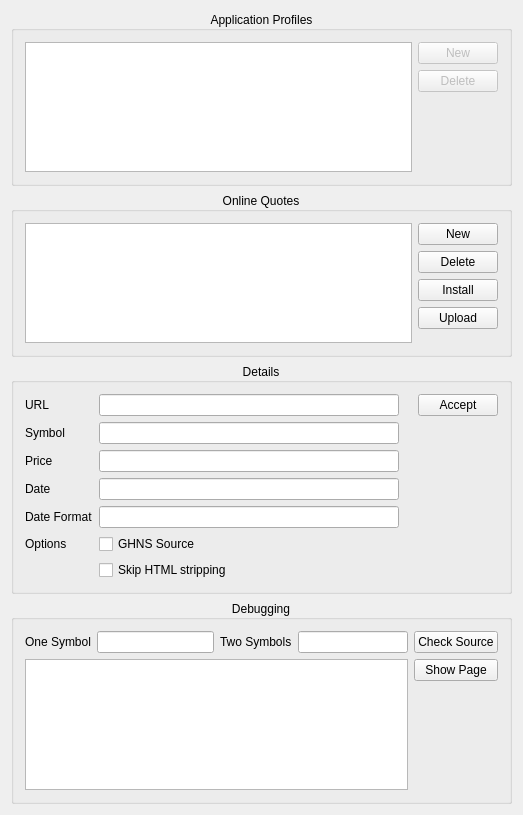
This is src/alkonlinequoteswidget.ui in KDE/alkimia as Qt 5 draws it before an edit. The edited form follows.
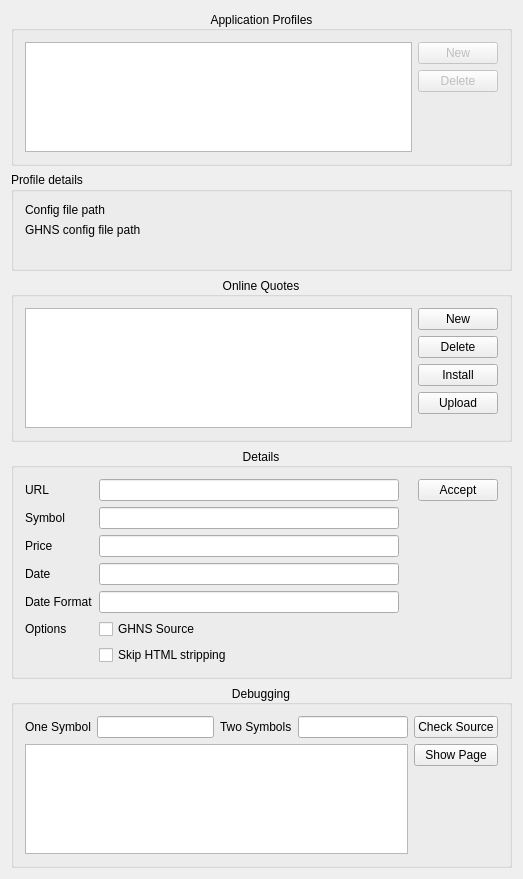
This is the edited form. Custom widgets are drawn as their Qt base class.

Commit message:
Add profile details to online quote widget
As profile details currently online source and
GHNS config file path are displayed.

```diff
--- a/src/alkonlinequoteswidget.ui
+++ b/src/alkonlinequoteswidget.ui
@@ -7,7 +7,7 @@
     <x>0</x>
     <y>0</y>
     <width>523</width>
-    <height>815</height>
+    <height>879</height>
    </rect>
   </property>
   <property name="minimumSize">
@@ -79,8 +79,61 @@
          </layout>
         </widget>
        </item>
+   <item>
+    <widget class="QGroupBox" name="profileDetailsBox">
+     <property name="title">
+      <string>Profile details</string>
+     </property>
+     <layout class="QGridLayout" name="gridLayout_2">
+      <item row="3" column="1">
+       <spacer name="horizontalSpacer">
+        <property name="orientation">
+         <enum>Qt::Horizontal</enum>
+        </property>
+        <property name="sizeHint" stdset="0">
+         <size>
+          <width>40</width>
+          <height>20</height>
+         </size>
+        </property>
+       </spacer>
+      </item>
+      <item row="1" column="0">
+       <widget class="QLabel" name="m_GHNSConfigLabel">
+        <property name="text">
+         <string>GHNS config file path</string>
+        </property>
+       </widget>
+      </item>
+      <item row="0" column="0">
+       <widget class="QLabel" name="m_configLabel">
+        <property name="text">
+         <string>Config file path</string>
+        </property>
+       </widget>
+      </item>
+      <item row="1" column="1">
+       <widget class="QLabel" name="m_GHNSConfigFilePath">
+        <property name="text">
+         <string/>
+        </property>
+       </widget>
+      </item>
+      <item row="0" column="1">
+       <widget class="QLabel" name="m_configFilePath">
+        <property name="text">
+         <string/>
+        </property>
+       </widget>
+      </item>
+     </layout>
+    </widget>
+   </item>
        <item>
         <widget class="QGroupBox" name="onlineQuotesGroupBox">
+     <property name="enabled">
+      <bool>true</bool>
+     </property>
          <property name="whatsThis">
           <string>&lt;html&gt;&lt;head/&gt;&lt;body&gt;&lt;p&gt;online price quotes&lt;/p&gt;&lt;/body&gt;&lt;/html&gt;</string>
          </property>
```
Lines whose indentation alone changed are shown as unchanged. The commit also changes 1 other file.
